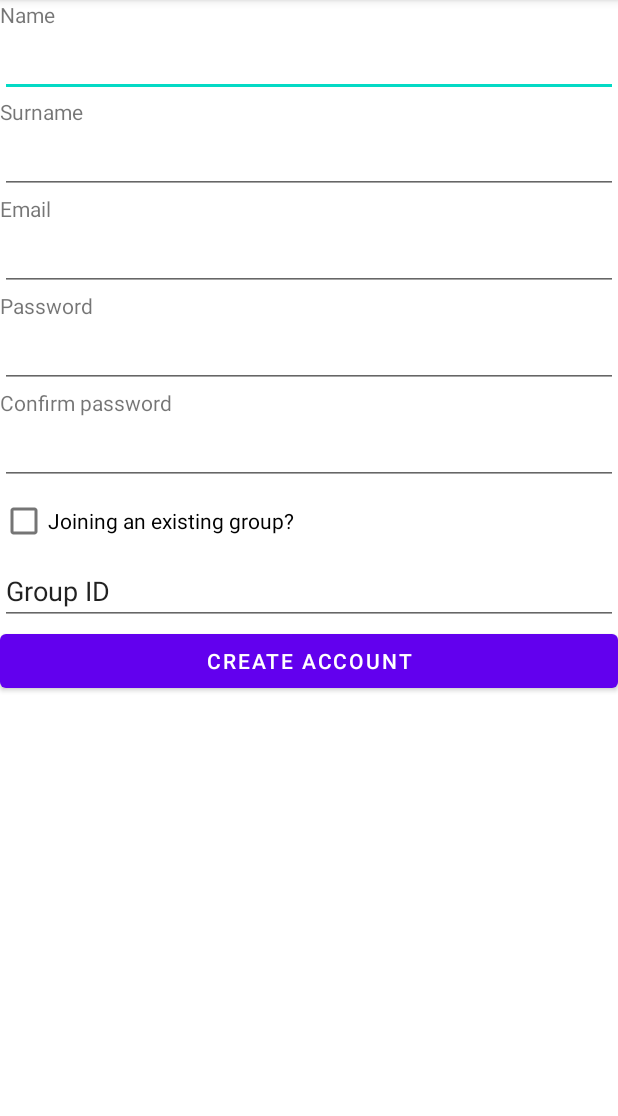
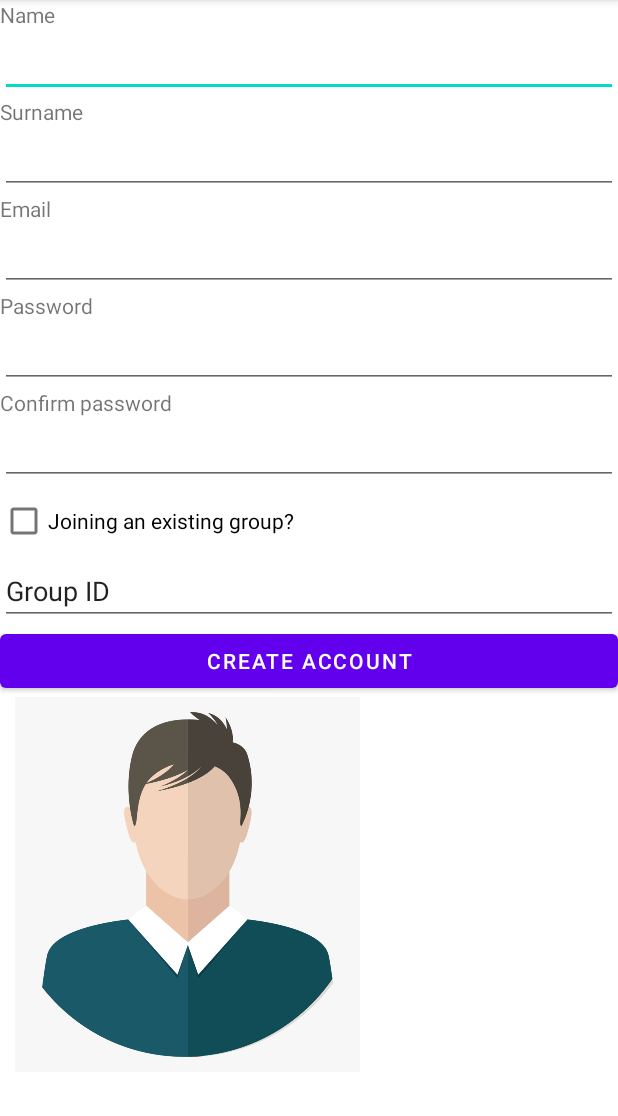
Before and after one commit to Sayrax97/SmartyFridge, an Android app: the CreateAccount screen opened directly, with no data from a screen before it, on a phone screen of 412 x 824 dp, the part 84-1200 px from its top. Run offline under Robolectric (Android 15) with nearby library versions, the phone set to English and light mode, and no system bars; our stand-ins replace Firebase (no records; nobody signed in at launch, a user with empty details on screens opened directly), Picasso.

Commit message:
Selection profile picture

```diff
--- a/android/app/build.gradle
+++ b/android/app/build.gradle
@@ -35,7 +35,7 @@ android {
 dependencies {
 
     implementation "org.jetbrains.kotlin:kotlin-stdlib:$kotlin_version"
-    implementation 'androidx.core:core-ktx:1.2.0'
+    implementation 'androidx.core:core-ktx:1.3.2'
     implementation 'androidx.appcompat:appcompat:1.2.0'
     implementation 'com.google.android.material:material:1.2.1'
     implementation 'androidx.constraintlayout:constraintlayout:2.0.4'
@@ -47,4 +47,5 @@ dependencies {
     implementation 'com.google.firebase:firebase-auth-ktx'
     implementation 'com.google.firebase:firebase-database-ktx'
     implementation 'com.google.firebase:firebase-storage-ktx'
+    implementation 'com.squareup.picasso:picasso:2.71828'
 }
--- a/android/app/src/main/res/layout/activity_create_account.xml
+++ b/android/app/src/main/res/layout/activity_create_account.xml
@@ -1,9 +1,13 @@
 <?xml version="1.0" encoding="utf-8"?>
-<LinearLayout xmlns:android="http://schemas.android.com/apk/res/android"
-    xmlns:app="http://schemas.android.com/apk/res-auto"
+<ScrollView android:layout_width="match_parent"
+    android:layout_height="match_parent"
+    android:orientation="vertical"
+    xmlns:android="http://schemas.android.com/apk/res/android">
+
+    <LinearLayout xmlns:app="http://schemas.android.com/apk/res-auto"
         xmlns:tools="http://schemas.android.com/tools"
         android:layout_width="match_parent"
-    android:layout_height="match_parent"
+        android:layout_height="wrap_content"
         android:orientation="vertical"
         tools:context=".CreateAccount">
 
@@ -93,4 +97,11 @@
             android:layout_width="match_parent"
             android:layout_height="wrap_content"
             android:text="@string/create_account" />
+
+        <ImageView
+            android:id="@+id/editProfilePicture"
+            android:layout_width="250dp"
+            android:layout_height="250dp"
+            android:src="@drawable/profile_avatar" />
     </LinearLayout>
+</ScrollView>
```
Also changed, not shown: android/app/src/main/java/com/team4infinity/smartyfridge/CreateAccount.kt (+65 -9 lines), android/app/src/main/res/drawable/profile_avatar.png (added). Lines whose indentation alone changed are shown as unchanged.
